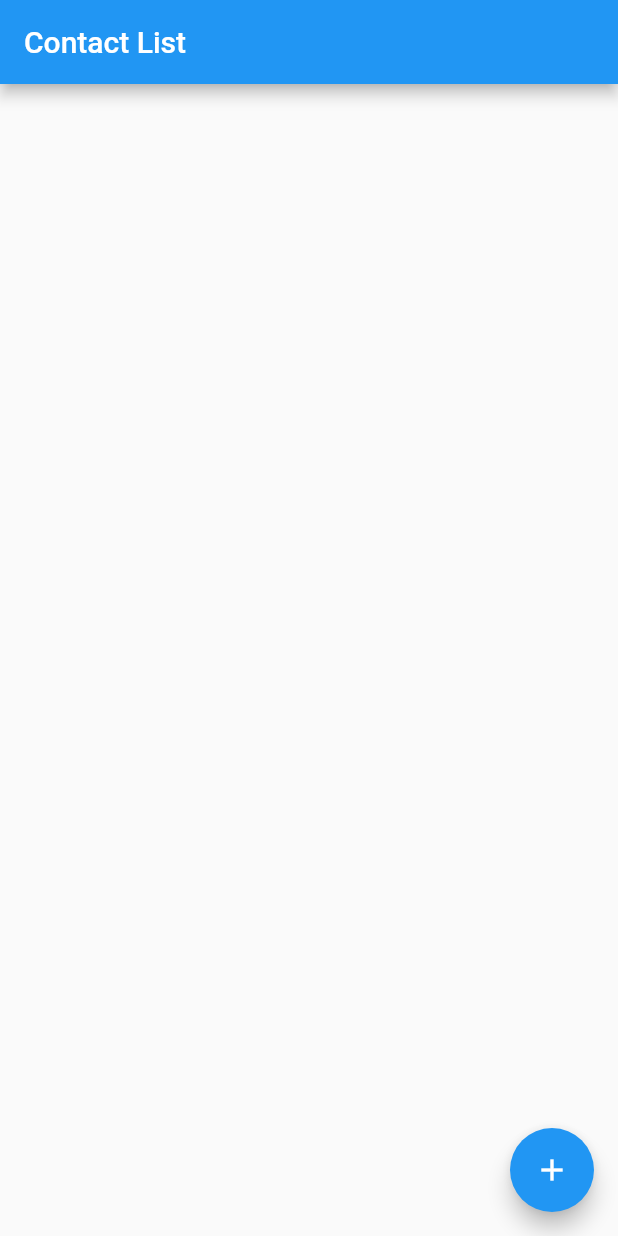
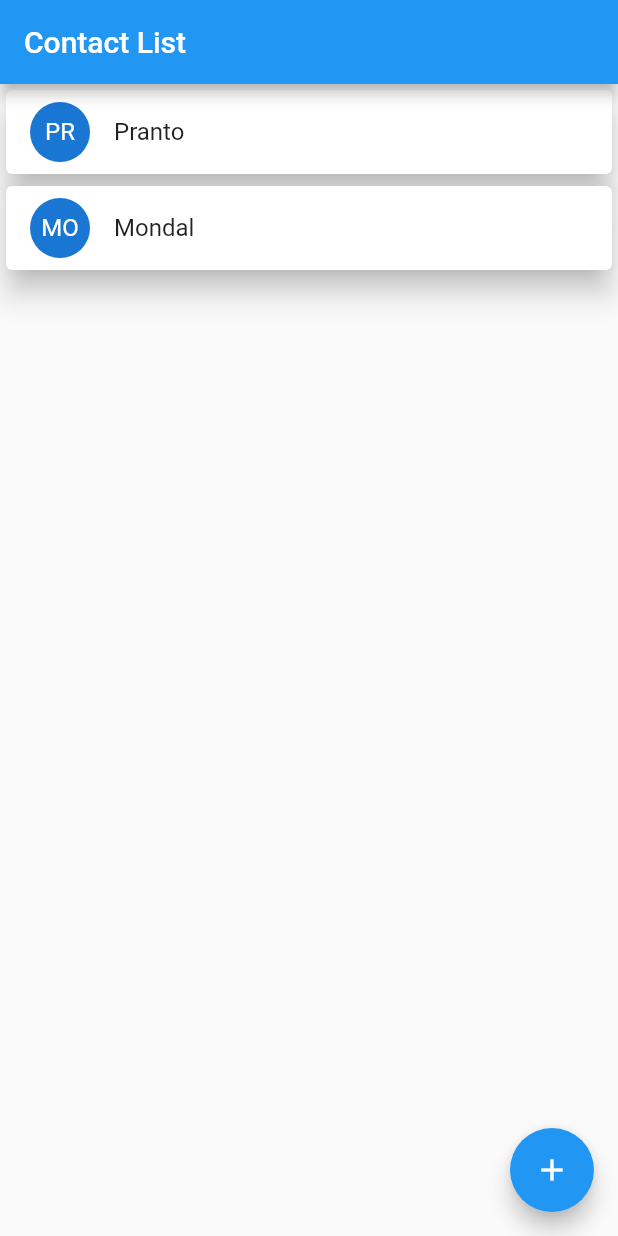
Before and after one commit to PrantoMondal/AddressBookFlutter, a Flutter app: the screen it shows after launch, on a phone screen of 412 x 824 dp. Run offline on Flutter 3.47's test engine with Material 2 defaults, Android fonts, the phone set to English and light mode, and no system bars; our stand-ins replace image_picker.

Commit message:
contact details page modified

```diff
--- a/lib/pages/contact_list_page.dart
+++ b/lib/pages/contact_list_page.dart
@@ -1,3 +1,5 @@
+import 'package:addressbook/models/contact_model.dart';
+import 'package:addressbook/pages/contact_details_page.dart';
 import 'package:addressbook/pages/new_contact_page.dart';
 import 'package:flutter/material.dart';
 
@@ -16,12 +18,31 @@ class _ContactListPageState extends State<ContactListPage> {
       appBar:AppBar(
         title: const Text('Contact List'),
       ),
+      body: ListView.builder(itemCount: contactList.length,
+      itemBuilder: (context,index){
+        final contact = contactList[index];
+        return Card(
+          elevation: 8,
+          child: ListTile(
+            onTap: () => Navigator
+                .pushNamed(
+                context,
+                ContactDetailsPage.routeName,
+                arguments: contact),
+            leading: CircleAvatar(
+              child: Text(contact.name.substring(0,2).toUpperCase()),
+            ),
+            title: Text(contact.name),
+          ),
+        );
+      },),
 
       floatingActionButton: FloatingActionButton(
-        onPressed: () => Navigator.pushNamed(context, NewContactPage.routeName),
+        onPressed: () => Navigator.pushNamed(context, NewContactPage.routeName).then((value) {
+          setState((){});
+        }),
         child: const Icon(Icons.add),
       ),
     );
-
   }
 }
```
Also changed, not shown: lib/pages/contact_details_page.dart (+23 -1 lines).
